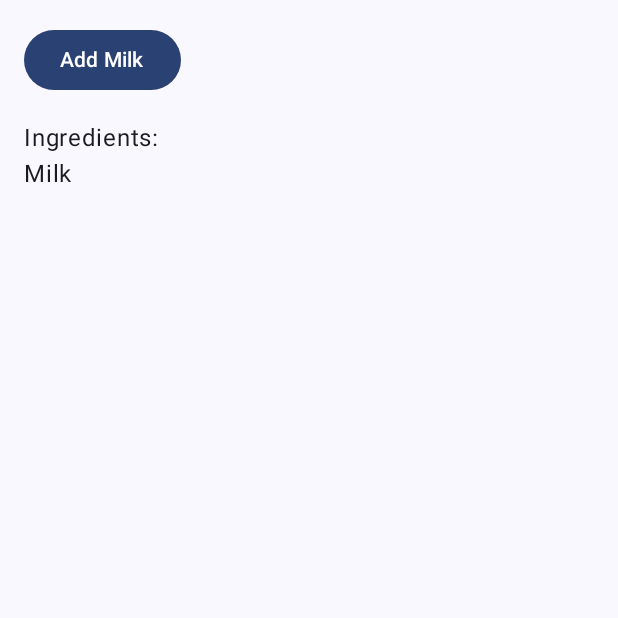
After one commit to evanjthompson/cupboardly, an Android app built with Jetpack Compose: the composable IngredientScreen shown on its own in the app's theme, on a phone screen of 412 x 824 dp, the top half of it. The commit adds this screen. Run offline under Robolectric (Android 15) with nearby library versions, the light colour scheme and no system bars; our stand-ins replace Room's generated code.

Commit message:
Added an ingredient list screen

```diff
--- a/app/build.gradle.kts
+++ b/app/build.gradle.kts
@@ -47,6 +47,7 @@ dependencies {
     implementation(libs.androidx.compose.ui.graphics)
     implementation(libs.androidx.compose.ui.tooling.preview)
     implementation(libs.androidx.compose.material3)
+    implementation(libs.androidx.lifecycle.viewmodel.compose)
     testImplementation(libs.junit)
     androidTestImplementation(libs.androidx.junit)
     androidTestImplementation(libs.androidx.espresso.core)
--- a/app/src/main/java/com/seniorproject/cupboardly/room/entity/IngredientEntity.kt
+++ b/app/src/main/java/com/seniorproject/cupboardly/room/entity/IngredientEntity.kt
@@ -7,5 +7,4 @@ import androidx.room.PrimaryKey
 data class IngredientEntity(
     @PrimaryKey(autoGenerate = true) val id: Int = 0,
     val name: String
-
 )
--- /dev/null
+++ b/app/src/main/java/com/seniorproject/cupboardly/ui/IngredientScreen.kt
@@ -0,0 +1,51 @@
+package com.seniorproject.cupboardly.ui
+
+import androidx.compose.foundation.layout.*
+import androidx.compose.foundation.lazy.LazyColumn
+import androidx.compose.foundation.lazy.items
+import androidx.compose.material3.Button
+import androidx.compose.material3.Text
+import androidx.compose.runtime.*
+import androidx.compose.ui.Modifier
+import androidx.compose.ui.unit.dp
+import androidx.lifecycle.viewmodel.compose.viewModel
+import com.seniorproject.cupboardly.room.entity.IngredientEntity
+import com.seniorproject.cupboardly.viewmodel.IngredientViewModel
+
+import androidx.compose.runtime.rememberCoroutineScope
+import kotlinx.coroutines.launch
+
+@Composable
+fun IngredientScreen(viewModel: IngredientViewModel = viewModel()) {
+    var ingredients by remember { mutableStateOf(listOf<IngredientEntity>()) }
+    val coroutineScope = rememberCoroutineScope() // Composable coroutine scope
+
+    // Load ingredients when Composable first appears
+    LaunchedEffect(Unit) {
+        ingredients = viewModel.getAllIngredients()
+    }
+
+    Column(modifier = Modifier
+        .fillMaxSize()
+        .padding(16.dp)) {
+
+        Button(onClick = {
+            coroutineScope.launch {
+                viewModel.addIngredient("Milk")
+                ingredients = viewModel.getAllIngredients()
+            }
+        }) {
+            Text("Add Milk")
+        }
+
+        Spacer(modifier = Modifier.height(16.dp))
+
+        Text("Ingredients:")
+
+        LazyColumn(modifier = Modifier.fillMaxWidth()) {
+            items(ingredients) { ingredient ->
+                Text(text = ingredient.name)
+            }
+        }
+    }
+}
--- a/gradle/libs.versions.toml
+++ b/gradle/libs.versions.toml
@@ -10,6 +10,7 @@ kotlin = "2.3.0"
 composeBom = "2026.01.01"
 room = "2.8.4"
 ksp = "2.3.5"
+lifecycle = "2.6.2"
 
 [libraries]
 androidx-core-ktx = { group = "androidx.core", name = "core-ktx", version.ref = "coreKtx" }
@@ -29,6 +30,7 @@ androidx-compose-material3 = { group = "androidx.compose.material3", name = "mat
 androidx-room-runtime = { group = "androidx.room", name = "room-runtime", version.ref = "room" }
 androidx-room-ktx = { group = "androidx.room", name = "room-ktx", version.ref = "room" }
 androidx-room-compiler = { group = "androidx.room", name = "room-compiler", version.ref = "room" }
+androidx-lifecycle-viewmodel-compose = { module = "androidx.lifecycle:lifecycle-viewmodel-compose", version.ref = "lifecycle" }
 
 [plugins]
 android-application = { id = "com.android.application", version.ref = "agp" }
```
Also changed, not shown: app/src/main/java/com/seniorproject/cupboardly/MainActivity.kt (+2 -31 lines), app/src/main/java/com/seniorproject/cupboardly/classes/Ingredient.kt (+23 -1 lines), app/src/main/java/com/seniorproject/cupboardly/viewModels/IngredientViewModel.kt (added, +30 -0 lines).
